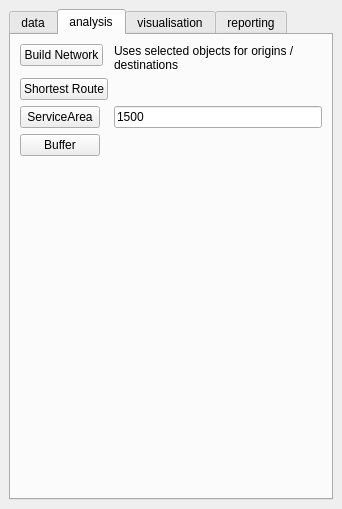
This is SpatialDecision/spatial_decision_dockwidget_base.ui in jorgegil/GEO1005 as Qt 5 draws it before an edit. The edited form follows.
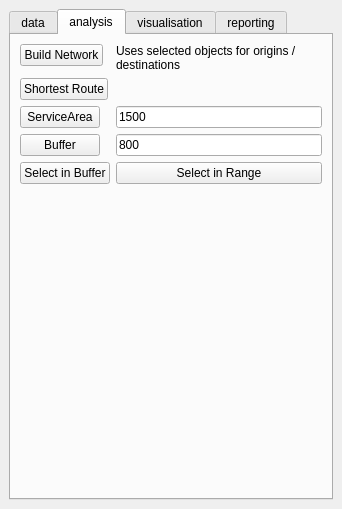
This is the edited form.

Commit message: select by attribute and intersection

Diff of the .ui file:
```diff
--- a/SpatialDecision/spatial_decision_dockwidget_base.ui
+++ b/SpatialDecision/spatial_decision_dockwidget_base.ui
@@ -132,6 +132,27 @@
           </property>
          </widget>
         </item>
+        <item row="4" column="1">
+         <widget class="QLineEdit" name="bufferCutoffEdit">
+          <property name="text">
+           <string>800</string>
+          </property>
+         </widget>
+        </item>
+        <item row="5" column="0">
+         <widget class="QPushButton" name="selectBufferButton">
+          <property name="text">
+           <string>Select in Buffer</string>
+          </property>
+         </widget>
+        </item>
+        <item row="5" column="1">
+         <widget class="QPushButton" name="selectRangeButton">
+          <property name="text">
+           <string>Select in Range</string>
+          </property>
+         </widget>
+        </item>
        </layout>
       </widget>
       <widget class="QWidget" name="tab">
```
The commit also changes 2 other files.
